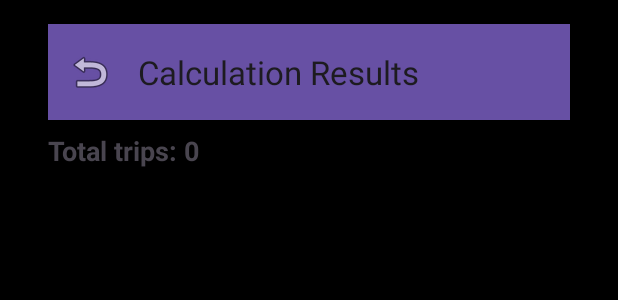
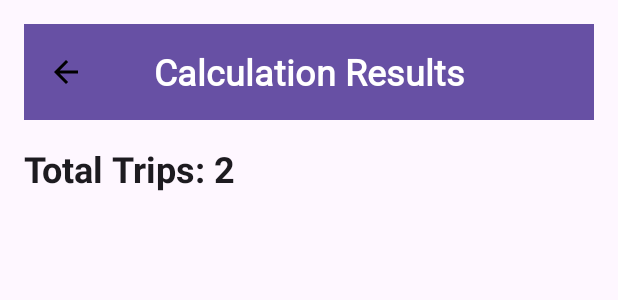
Before and after one commit to eranio/efficient-janitor, an Android app: the layout fragment_result.xml on its own in the app's theme, with its tools: preview values and no code run, on a phone screen of 412 x 824 dp. Shown: the top 300 px of the screen. Run offline under Robolectric (Android 15) with nearby library versions, the phone set to English and light mode, and no system bars.

Commit message:
fonts and icons and general visual improvements

```diff
--- /dev/null
+++ b/app/src/main/res/drawable/baseline_arrow_back_24.xml
@@ -0,0 +1,5 @@
+<vector xmlns:android="http://schemas.android.com/apk/res/android" android:autoMirrored="true" android:height="24dp" android:tint="#000000" android:viewportHeight="24" android:viewportWidth="24" android:width="24dp">
+
+    <path android:fillColor="@android:color/white" android:pathData="M20,11H7.83l5.59,-5.59L12,4l-8,8 8,8 1.41,-1.41L7.83,13H20v-2z"/>
+
+</vector>
--- a/app/src/main/res/layout/fragment_result.xml
+++ b/app/src/main/res/layout/fragment_result.xml
@@ -1,24 +1,25 @@
 <?xml version="1.0" encoding="utf-8"?>
-
 <androidx.constraintlayout.widget.ConstraintLayout xmlns:android="http://schemas.android.com/apk/res/android"
     xmlns:app="http://schemas.android.com/apk/res-auto"
+    xmlns:tools="http://schemas.android.com/tools"
     android:layout_width="match_parent"
     android:layout_height="match_parent"
-    xmlns:tools="http://schemas.android.com/tools"
-    android:background="@android:color/black"
     android:fitsSystemWindows="true"
-    android:padding="@dimen/medium_margin">
+    android:background="?attr/colorSurface"
+    android:padding="@dimen/medium_margin"
+    tools:context=".ui.result.ResultFragment">
 
     <com.google.android.material.appbar.MaterialToolbar
         android:id="@+id/resultToolbar"
         android:layout_width="0dp"
         android:layout_height="wrap_content"
-        android:layout_marginStart="@dimen/medium_margin"
-        android:layout_marginEnd="@dimen/medium_margin"
         android:background="?attr/colorPrimary"
-        android:titleTextColor="@android:color/white"
+        android:elevation="4dp"
         app:title="Calculation Results"
-        app:navigationIcon="@android:drawable/ic_menu_revert"
+        app:titleCentered="true"
+        app:titleTextColor="?attr/colorOnPrimary"
+        app:titleTextAppearance="@style/Toolbar.Title.Fancy"
+        app:navigationIcon="@drawable/baseline_arrow_back_24"
         app:layout_constraintTop_toTopOf="parent"
         app:layout_constraintStart_toStartOf="parent"
         app:layout_constraintEnd_toEndOf="parent" />
@@ -27,13 +28,12 @@
         android:id="@+id/tripSummaryTextView"
         android:layout_width="0dp"
         android:layout_height="wrap_content"
-        android:textSize="18sp"
+        android:textAppearance="?attr/textAppearanceHeadlineSmall"
+        android:textColor="?attr/colorOnSurface"
         android:textStyle="bold"
-        android:textColor="?android:textColorSecondary"
-        tools:text="Total trips: 0"
-        android:layout_marginStart="@dimen/medium_margin"
-        android:layout_marginTop="@dimen/small_margin"
+        android:layout_marginTop="@dimen/medium_margin"
         android:layout_marginBottom="@dimen/small_margin"
+        tools:text="Total Trips: 2"
         app:layout_constraintTop_toBottomOf="@id/resultToolbar"
         app:layout_constraintStart_toStartOf="parent"
         app:layout_constraintEnd_toEndOf="parent" />
@@ -44,8 +44,7 @@
         android:layout_height="0dp"
         android:clipToPadding="false"
         android:paddingTop="@dimen/small_margin"
-        android:layout_marginStart="@dimen/medium_margin"
-        android:layout_marginEnd="@dimen/medium_margin"
+        android:layout_marginBottom="@dimen/medium_margin"
         app:layoutManager="androidx.recyclerview.widget.LinearLayoutManager"
         app:layout_constraintTop_toBottomOf="@id/tripSummaryTextView"
         app:layout_constraintBottom_toBottomOf="parent"
--- /dev/null
+++ b/app/src/main/res/values/styles.xml
@@ -0,0 +1,16 @@
+<?xml version="1.0" encoding="utf-8"?>
+<resources>
+    <style name="Toolbar.Title" parent="TextAppearance.Widget.AppCompat.Toolbar.Title">
+        <item name="android:textSize">22sp</item>
+        <item name="android:textStyle">bold</item>
+        <item name="android:letterSpacing">0.05</item>
+        <item name="android:fontFamily">@font/montserrat_medium</item>
+    </style>
+
+    <style name="Toolbar.Title.Fancy" parent="TextAppearance.Widget.AppCompat.Toolbar.Title">
+        <item name="android:textSize">24sp</item>
+        <item name="android:textStyle">bold</item>
+        <item name="android:fontFamily">@font/roboto_regular</item>
+    </style>
+
+</resources>
```
Also changed, not shown: app/src/main/res/font/montserrat_bold.ttf (added), app/src/main/res/font/montserrat_medium.ttf (added), app/src/main/res/font/montserrat_regular.ttf (added), app/src/main/res/font/roboto_bold.ttf (added), app/src/main/res/font/roboto_medium.ttf (added), app/src/main/res/font/roboto_regular.ttf (added), app/src/main/res/font/roboto_semibold.ttf (added).
